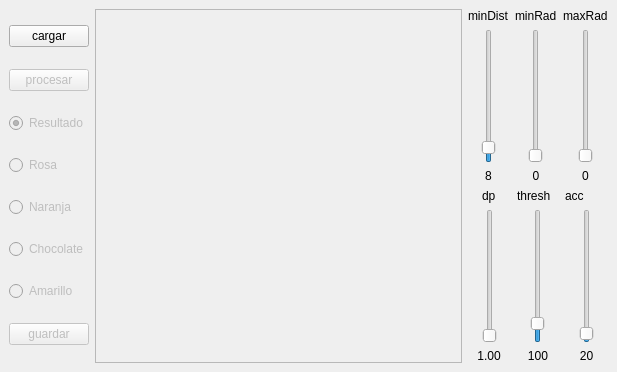
nlandau91/Procesamiento-de-Imagenes, file Actividad7/Actividad7_qt/mainwindow.ui: the form before one commit.
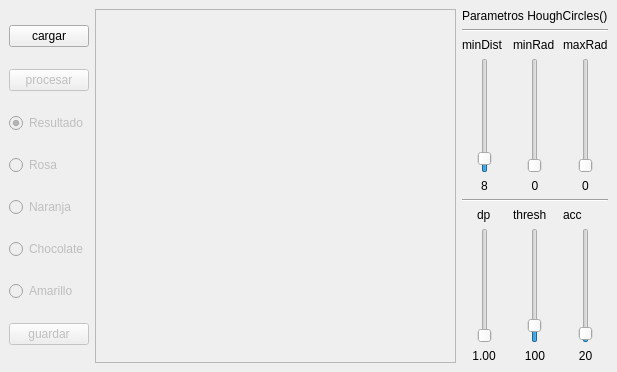
The form after the commit.

The edit to the form file:
```diff
--- a/Actividad7/Actividad7_qt/mainwindow.ui
+++ b/Actividad7/Actividad7_qt/mainwindow.ui
@@ -109,6 +109,9 @@
           <verstretch>0</verstretch>
          </sizepolicy>
         </property>
+        <property name="autoFillBackground">
+         <bool>false</bool>
+        </property>
         <property name="frameShape">
          <enum>QFrame::StyledPanel</enum>
         </property>
@@ -141,6 +144,20 @@
       </item>
       <item>
        <layout class="QVBoxLayout" name="verticalLayout_8">
+        <item>
+         <widget class="QLabel" name="label_4">
+          <property name="text">
+           <string>Parametros HoughCircles()</string>
+          </property>
+         </widget>
+        </item>
+        <item>
+         <widget class="Line" name="line">
+          <property name="orientation">
+           <enum>Qt::Horizontal</enum>
+          </property>
+         </widget>
+        </item>
         <item>
          <layout class="QHBoxLayout" name="horizontalLayout_3">
           <item>
@@ -265,6 +282,13 @@
           </item>
          </layout>
         </item>
+        <item>
+         <widget class="Line" name="line_2">
+          <property name="orientation">
+           <enum>Qt::Horizontal</enum>
+          </property>
+         </widget>
+        </item>
         <item>
          <layout class="QHBoxLayout" name="horizontalLayout_2">
           <item>
```
Left out of the diff: 18 changed lines with no effect on the pictures.
